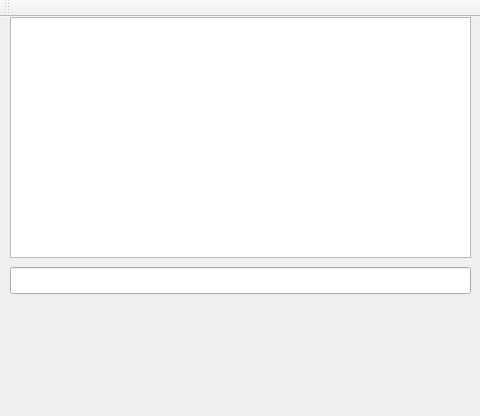
The window that phoneClient/mainwindow.ui (via/hw7) describes before a commit, drawn with Qt 5.
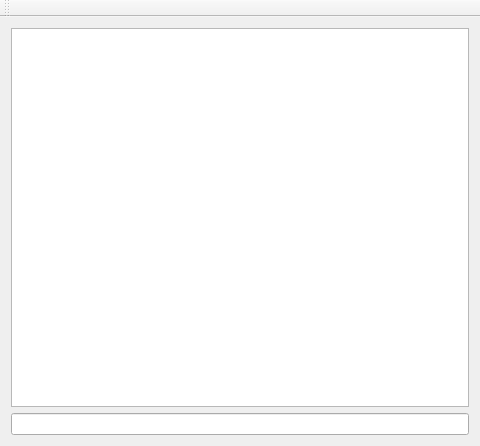
The same window after the commit.

Commit message: changes to layout and disconnect

The edit to the form file:
```diff
--- a/phoneClient/mainwindow.ui
+++ b/phoneClient/mainwindow.ui
@@ -7,11 +7,11 @@
     <x>0</x>
     <y>0</y>
     <width>480</width>
-    <height>416</height>
+    <height>446</height>
    </rect>
   </property>
   <property name="sizePolicy">
-   <sizepolicy hsizetype="MinimumExpanding" vsizetype="MinimumExpanding">
+   <sizepolicy hsizetype="Expanding" vsizetype="Expanding">
     <horstretch>0</horstretch>
     <verstretch>0</verstretch>
    </sizepolicy>
@@ -26,26 +26,43 @@
    <string>MainWindow</string>
   </property>
   <widget class="QWidget" name="centralWidget">
-   <widget class="QPlainTextEdit" name="chatTextEdit">
-    <property name="geometry">
-     <rect>
-      <x>10</x>
-      <y>0</y>
-      <width>461</width>
-      <height>241</height>
-     </rect>
-    </property>
-   </widget>
-   <widget class="QLineEdit" name="lineEdit">
-    <property name="geometry">
-     <rect>
-      <x>10</x>
-      <y>250</y>
-      <width>461</width>
-      <height>27</height>
-     </rect>
-    </property>
-   </widget>
+   <property name="sizePolicy">
+    <sizepolicy hsizetype="Expanding" vsizetype="Expanding">
+     <horstretch>0</horstretch>
+     <verstretch>0</verstretch>
+    </sizepolicy>
+   </property>
+   <property name="minimumSize">
+    <size>
+     <width>480</width>
+     <height>416</height>
+    </size>
+   </property>
+   <layout class="QFormLayout" name="formLayout">
+    <item row="0" column="0" colspan="2">
+     <widget class="QPlainTextEdit" name="chatTextEdit">
+      <property name="sizePolicy">
+       <sizepolicy hsizetype="Expanding" vsizetype="Expanding">
+        <horstretch>0</horstretch>
+        <verstretch>32</verstretch>
+       </sizepolicy>
+      </property>
+      <property name="readOnly">
+       <bool>true</bool>
+      </property>
+     </widget>
+    </item>
+    <item row="1" column="0" colspan="2">
+     <widget class="QLineEdit" name="lineEdit">
+      <property name="sizePolicy">
+       <sizepolicy hsizetype="MinimumExpanding" vsizetype="Fixed">
+        <horstretch>0</horstretch>
+        <verstretch>60</verstretch>
+       </sizepolicy>
+      </property>
+     </widget>
+    </item>
+   </layout>
   </widget>
   <widget class="QMenuBar" name="menuBar">
    <property name="geometry">
```
Left out of the diff: 19 changed lines with no effect on the pictures. The commit also changes 5 other files.
